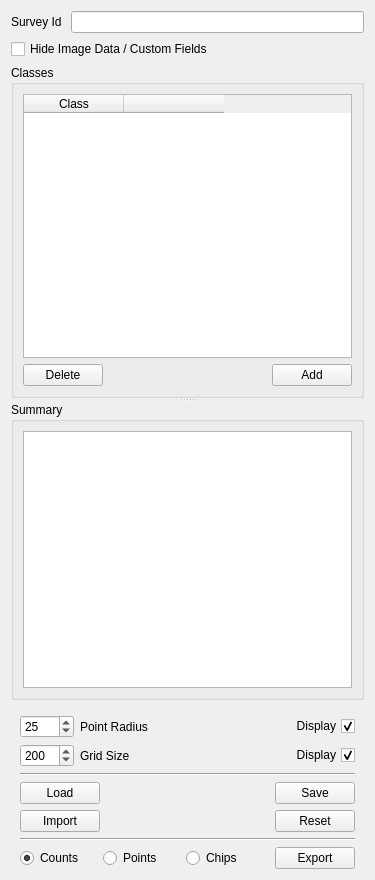
Above: ddg/point_widget.ui from persts/DotDotGoose before the change. Below: the same form after it.
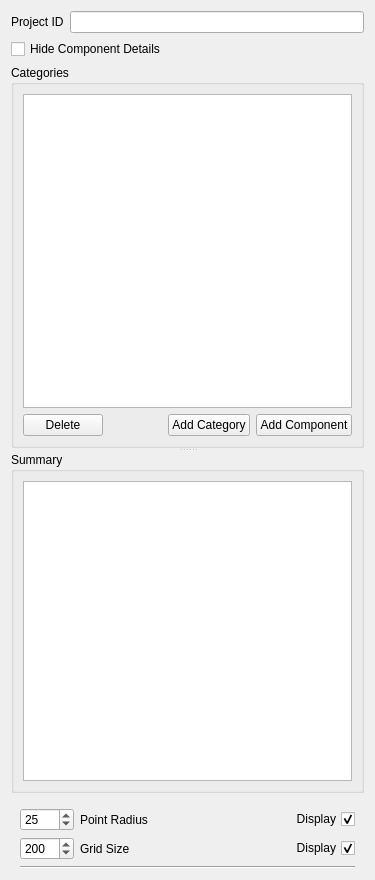
That is the form after the change. Icons and pictures are not drawn.

```diff
--- a/ddg/point_widget.ui
+++ b/ddg/point_widget.ui
@@ -19,7 +19,7 @@
      <item>
       <widget class="QLabel" name="label">
        <property name="text">
-        <string>Survey Id </string>
+        <string>Project ID</string>
        </property>
       </widget>
      </item>
@@ -31,7 +31,7 @@
    <item>
     <widget class="QCheckBox" name="checkBoxImageFields">
      <property name="text">
-      <string>Hide Image Data / Custom Fields</string>
+      <string>Hide Component Details</string>
      </property>
     </widget>
    </item>
@@ -42,22 +42,11 @@
      </property>
      <widget class="QGroupBox" name="groupBoxClasses">
       <property name="title">
-       <string>Classes</string>
+       <string>Categories</string>
       </property>
       <layout class="QVBoxLayout" name="verticalLayout">
        <item>
-        <widget class="QTableWidget" name="tableWidgetClasses">
-         <column>
-          <property name="text">
-           <string>Class</string>
-          </property>
-         </column>
-         <column>
-          <property name="text">
-           <string/>
-          </property>
-         </column>
-        </widget>
+        <widget class="QTreeView" name="classTree"/>
        </item>
        <item>
         <layout class="QHBoxLayout" name="horizontalLayout_3">
@@ -100,6 +89,13 @@
            </property>
           </spacer>
          </item>
+         <item>
+          <widget class="QPushButton" name="pushButtonAddCategory">
+           <property name="text">
+            <string>Add Category</string>
+           </property>
+          </widget>
+         </item>
          <item>
           <widget class="QPushButton" name="pushButtonAddClass">
            <property name="maximumSize">
@@ -112,11 +108,7 @@
             <string>Add class.</string>
            </property>
            <property name="text">
-            <string>Add</string>
-           </property>
-           <property name="icon">
-            <iconset resource="../icons/ddg.qrc">
-             <normaloff>:/icons/add.svg</normaloff>:/icons/add.svg</iconset>
+            <string>Add Component</string>
            </property>
            <property name="iconSize">
             <size>
@@ -131,6 +123,12 @@
       </layout>
      </widget>
      <widget class="QGroupBox" name="groupBoxSummary">
+      <property name="sizePolicy">
+       <sizepolicy hsizetype="Preferred" vsizetype="Preferred">
+        <horstretch>0</horstretch>
+        <verstretch>0</verstretch>
+       </sizepolicy>
+      </property>
       <property name="title">
        <string>Summary</string>
       </property>
@@ -283,171 +281,6 @@
         </property>
        </widget>
       </item>
-      <item>
-       <layout class="QGridLayout" name="gridLayout_2">
-        <item row="1" column="1">
-         <spacer name="horizontalSpacer_7">
-          <property name="orientation">
-           <enum>Qt::Horizontal</enum>
-          </property>
-          <property name="sizeHint" stdset="0">
-           <size>
-            <width>40</width>
-            <height>20</height>
-           </size>
-          </property>
-         </spacer>
-        </item>
-        <item row="3" column="0" colspan="2">
-         <layout class="QHBoxLayout" name="horizontalLayout">
-          <item>
-           <widget class="QRadioButton" name="radioButtonCounts">
-            <property name="text">
-             <string>Counts</string>
-            </property>
-            <property name="checked">
-             <bool>true</bool>
-            </property>
-           </widget>
-          </item>
-          <item>
-           <widget class="QRadioButton" name="radioButtonPoints">
-            <property name="text">
-             <string>Points</string>
-            </property>
-           </widget>
-          </item>
-          <item>
-           <widget class="QRadioButton" name="radioButtonChips">
-            <property name="text">
-             <string>Chips</string>
-            </property>
-           </widget>
-          </item>
-         </layout>
-        </item>
-        <item row="0" column="1">
-         <spacer name="horizontalSpacer_3">
-          <property name="orientation">
-           <enum>Qt::Horizontal</enum>
-          </property>
-          <property name="sizeHint" stdset="0">
-           <size>
-            <width>40</width>
-            <height>20</height>
-           </size>
-          </property>
-         </spacer>
-        </item>
-        <item row="3" column="3">
-         <widget class="QPushButton" name="pushButtonExport">
-          <property name="toolTip">
-           <string>Export</string>
-          </property>
-          <property name="text">
-           <string>Export</string>
-          </property>
-          <property name="icon">
-           <iconset resource="../icons/ddg.qrc">
-            <normaloff>:/icons/export.svg</normaloff>:/icons/export.svg</iconset>
-          </property>
-          <property name="iconSize">
-           <size>
-            <width>24</width>
-            <height>24</height>
-           </size>
-          </property>
-         </widget>
-        </item>
-        <item row="0" column="0">
-         <widget class="QPushButton" name="pushButtonLoadPoints">
-          <property name="toolTip">
-           <string>Load point file.</string>
-          </property>
-          <property name="text">
-           <string>Load</string>
-          </property>
-          <property name="icon">
-           <iconset resource="../icons/ddg.qrc">
-            <normaloff>:/icons/load.svg</normaloff>:/icons/load.svg</iconset>
-          </property>
-          <property name="iconSize">
-           <size>
-            <width>24</width>
-            <height>24</height>
-           </size>
-          </property>
-         </widget>
-        </item>
-        <item row="2" column="0" colspan="4">
-         <widget class="Line" name="line">
-          <property name="orientation">
-           <enum>Qt::Horizontal</enum>
-          </property>
-         </widget>
-        </item>
-        <item row="1" column="0">
-         <widget class="QPushButton" name="pushButtonImport">
-          <property name="toolTip">
-           <string>Import classes and custom field from existing point file.</string>
-          </property>
-          <property name="text">
-           <string>Import</string>
-          </property>
-          <property name="icon">
-           <iconset resource="../icons/ddg.qrc">
-            <normaloff>:/icons/import.svg</normaloff>:/icons/import.svg</iconset>
-          </property>
-          <property name="iconSize">
-           <size>
-            <width>24</width>
-            <height>24</height>
-           </size>
-          </property>
-         </widget>
-        </item>
-        <item row="1" column="3">
-         <widget class="QPushButton" name="pushButtonReset">
-          <property name="toolTip">
-           <string>Reset point file.</string>
-          </property>
-          <property name="text">
-           <string>Reset</string>
-          </property>
-          <property name="icon">
-           <iconset resource="../icons/ddg.qrc">
-            <normaloff>:/icons/reset.svg</normaloff>:/icons/reset.svg</iconset>
-          </property>
-          <property name="iconSize">
-           <size>
-            <width>24</width>
-            <height>24</height>
-           </size>
-          </property>
-         </widget>
-        </item>
-        <item row="0" column="3">
-         <widget class="QPushButton" name="pushButtonSave">
-          <property name="toolTip">
-           <string>Save point file.</string>
-          </property>
-          <property name="text">
-           <string>Save</string>
-          </property>
-          <property name="icon">
-           <iconset resource="../icons/ddg.qrc">
-            <normaloff>:/icons/save.svg</normaloff>:/icons/save.svg</iconset>
-          </property>
-          <property name="iconSize">
-           <size>
-            <width>24</width>
-            <height>24</height>
-           </size>
-          </property>
-         </widget>
-        </item>
-       </layout>
-      </item>
      </layout>
     </widget>
    </item>
```
Left out of the diff: 4 changed lines with no effect on the pictures.
